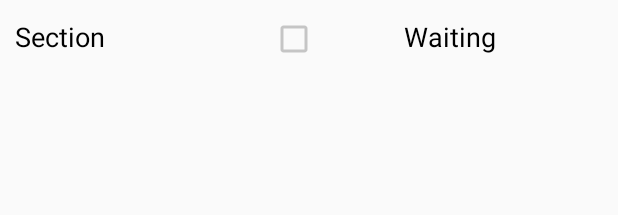
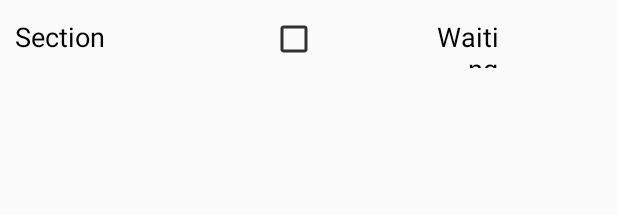
Before and after one commit to andrearon14/SticketAndroid, an Android app: the layout new_ticket_number_item.xml on its own in the app's theme, with its tools: preview values and no code run, on a phone screen of 412 x 824 dp. Shown: the top 215 px of the screen. Run offline under Robolectric (Android 15) with nearby library versions, the phone set to English and light mode, and no system bars.

```diff
--- a/app/src/main/java/com/reinventiva/sticket/ui/base/MyBaseActivity.kt
+++ b/app/src/main/java/com/reinventiva/sticket/ui/base/MyBaseActivity.kt
@@ -37,7 +37,7 @@ open class MyBaseActivity : AppCompatActivity() {
             myApp.currentActivity = null
     }
 
-    open fun updateNotification(values: JSONObject) { }
+    open fun updateNotification(name: String, values: JSONObject) { }
 
     lateinit var coordinatorLayout: CoordinatorLayout
 }
--- a/app/src/main/java/com/reinventiva/sticket/ui/main/MainActivity.kt
+++ b/app/src/main/java/com/reinventiva/sticket/ui/main/MainActivity.kt
@@ -47,8 +47,10 @@ class MainActivity: MyBaseActivity() {
                     } else if (it.payload.additionalData != null) {
                         // Notificación silenciosa recibida, actualizar pantallas
                         val jsonObject = it.payload.additionalData
-                        val values = (jsonObject["da"] as JSONObject)["p"] as JSONObject
-                        activity.updateNotification(values)
+                        val daJsonObject = jsonObject["da"] as JSONObject
+                        val name = daJsonObject["e"] as String
+                        val values = daJsonObject["p"] as JSONObject
+                        activity.updateNotification(name, values)
                     }
                 }
             }
--- a/app/src/main/java/com/reinventiva/sticket/ui/mynumbers/MyNumbersActivity.kt
+++ b/app/src/main/java/com/reinventiva/sticket/ui/mynumbers/MyNumbersActivity.kt
@@ -22,5 +22,5 @@ class MyNumbersActivity: MyBaseActivity() {
 
     fun refreshList() = fragment.refreshList()
 
-    override fun updateNotification(values: JSONObject) = fragment.refreshValues(values)
+    override fun updateNotification(name: String, values: JSONObject) = fragment.refreshValues(name, values)
 }
--- a/app/src/main/java/com/reinventiva/sticket/ui/mynumbers/MyNumbersFragment.kt
+++ b/app/src/main/java/com/reinventiva/sticket/ui/mynumbers/MyNumbersFragment.kt
@@ -51,6 +51,7 @@ class MyNumbersFragment: Fragment() {
                 val sections = adapter.list
                     .filterIndexed { index, _ -> adapter.selectedPositions.contains(index) }
                     .map { d -> d.Section }
+                swipeRefresh.isRefreshing = true
                 viewModel.releaseTickets(sections)
             }
         }
@@ -68,5 +69,5 @@ class MyNumbersFragment: Fragment() {
     }
 
     fun refreshList() = viewModel.refresh()
-    fun refreshValues(values: JSONObject) = viewModel.refreshOne(values)
+    fun refreshValues(name: String, values: JSONObject) = viewModel.refreshOne(name, values)
 }
--- a/app/src/main/java/com/reinventiva/sticket/ui/newticketnumber/NewTicketNumberActivity.kt
+++ b/app/src/main/java/com/reinventiva/sticket/ui/newticketnumber/NewTicketNumberActivity.kt
@@ -20,5 +20,5 @@ class NewTicketNumberActivity: MyBaseActivity() {
 
     private val fragment get() = supportFragmentManager.fragments[0] as NewTicketNumberFragment
 
-    override fun updateNotification(values: JSONObject) = fragment.refreshValues(values)
+    override fun updateNotification(name: String, values: JSONObject) = fragment.refreshValues(name, values)
 }
--- a/app/src/main/java/com/reinventiva/sticket/ui/newticketnumber/NewTicketNumberData.kt
+++ b/app/src/main/java/com/reinventiva/sticket/ui/newticketnumber/NewTicketNumberData.kt
@@ -2,6 +2,6 @@ package com.reinventiva.sticket.ui.newticketnumber
 
 data class NewTicketNumberData(
     val Section: String,
-    val HasNumber: Boolean,
+    var HasNumber: Boolean,
     var Waiting: Int
 )
--- a/app/src/main/java/com/reinventiva/sticket/ui/newticketnumber/NewTicketNumberFragment.kt
+++ b/app/src/main/java/com/reinventiva/sticket/ui/newticketnumber/NewTicketNumberFragment.kt
@@ -43,6 +43,7 @@ class NewTicketNumberFragment: Fragment() {
                 val sections = adapter.list
                     .filterIndexed { index, _ -> adapter.selectedPositions.contains(index) }
                     .map { d -> d.Section }
+                swipeRefresh.isRefreshing = true
                 viewModel.getTickets(sections)
             }
         }
@@ -52,5 +53,5 @@ class NewTicketNumberFragment: Fragment() {
         }
     }
 
-    fun refreshValues(values: JSONObject) = viewModel.refreshOne(values)
+    fun refreshValues(name: String, values: JSONObject) = viewModel.refreshOne(name, values)
 }
--- a/app/src/main/res/layout/new_ticket_number_item.xml
+++ b/app/src/main/res/layout/new_ticket_number_item.xml
@@ -11,22 +11,22 @@
         android:id="@+id/textViewSection"
         android:layout_width="120dp"
         android:layout_height="wrap_content"
+        android:layout_marginRight="50dp"
         android:textSize="18sp"
         android:textColor="@color/text_color"
         android:text="Section" />
 
     <CheckBox
-        android:id="@+id/textViewHasNumber"
-        android:layout_width="70dp"
-        android:layout_marginLeft="50dp"
-        android:enabled="false"
+        android:id="@+id/checkBoxHasNumber"
+        android:layout_width="wrap_content"
         android:layout_height="wrap_content"
         android:theme="@style/MyCheckbox" />
 
     <TextView
         android:id="@+id/textViewWaiting"
-        android:layout_width="80dp"
+        android:layout_width="50dp"
         android:layout_height="wrap_content"
+        android:layout_marginLeft="70dp"
         android:textSize="18sp"
         android:gravity="end"
         android:textColor="@color/text_color"
```
Also changed, not shown: app/src/main/java/com/reinventiva/sticket/ui/mynumbers/MyNumbersViewModel.kt (+13 -5 lines), app/src/main/java/com/reinventiva/sticket/ui/newticketnumber/NewTicketNumberRecyclerAdapter.kt (+9 -3 lines), app/src/main/java/com/reinventiva/sticket/ui/newticketnumber/NewTicketNumberViewModel.kt (+6 -3 lines).
